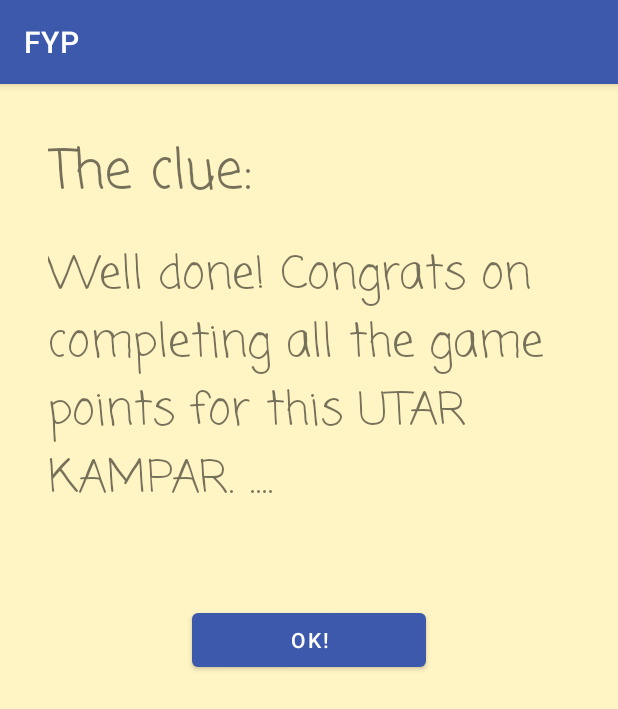
After one commit to CZSheng/FYP, an Android app: the Ending_Story_Final screen opened directly, with no data from a screen before it, on a phone screen of 412 x 824 dp. The commit adds this screen. Shown: the top 709 px of the screen. Run offline under Robolectric (Android 15) with nearby library versions, the phone set to English and light mode, and no system bars.

Commit message:
finish the data update to firebase for final game. next do the story line and the UI design.

```diff
--- a/app/src/main/AndroidManifest.xml
+++ b/app/src/main/AndroidManifest.xml
@@ -19,6 +19,9 @@
         android:supportsRtl="true"
         android:theme="@style/Theme.FYP"
         android:usesCleartextTraffic="true">
+        <activity
+            android:name=".Ending_Story_Final"
+            android:exported="false" />
         <activity
             android:name=".Finalgame_page"
             android:exported="false" />
--- /dev/null
+++ b/app/src/main/java/com/example/fyp/Ending_Story_Final.java
@@ -0,0 +1,26 @@
+package com.example.fyp;
+
+import androidx.appcompat.app.AppCompatActivity;
+
+import android.content.Intent;
+import android.os.Bundle;
+import android.view.View;
+
+public class Ending_Story_Final extends AppCompatActivity {
+
+    @Override
+    protected void onCreate(Bundle savedInstanceState) {
+        super.onCreate(savedInstanceState);
+        setContentView(R.layout.activity_ending_story_final);
+    }
+
+
+
+    public void to_home_page(View view) {
+
+        Intent intent = new Intent(Ending_Story_Final.this, Homepage.class);
+        intent.addFlags(Intent.FLAG_ACTIVITY_NEW_TASK | Intent.FLAG_ACTIVITY_CLEAR_TASK);
+        startActivity(intent);
+        finish();
+    }
+}
--- a/app/src/main/java/com/example/fyp/Setting_detail.java
+++ b/app/src/main/java/com/example/fyp/Setting_detail.java
@@ -63,9 +63,11 @@ public class Setting_detail extends AppCompatActivity {
         // 2022/6/7 add
         int point2 = 0;
         int point3 = 0;
+        int point4 = 0;
         int point1_time = 0;
         int point2_time = 0;
         int point3_time = 0;
+        int point4_time = 0;
         int total_point = 0;
         int total_time = 0;
 
@@ -87,9 +89,11 @@ public class Setting_detail extends AppCompatActivity {
             userMap.put("points", points);
             userMap.put("point2", point2);
             userMap.put("point3", point3);
+            userMap.put("point4", point4);
             userMap.put("point1_time", point1_time);
             userMap.put("point2_time", point2_time);
             userMap.put("point3_time", point3_time);
+            userMap.put("point4_time", point4_time);
             userMap.put("total_point", total_point);
             userMap.put("total_time", total_time);
 
--- /dev/null
+++ b/app/src/main/res/layout/activity_ending_story_final.xml
@@ -0,0 +1,73 @@
+<?xml version="1.0" encoding="utf-8"?>
+<ScrollView xmlns:android="http://schemas.android.com/apk/res/android"
+    xmlns:app="http://schemas.android.com/apk/res-auto"
+    xmlns:tools="http://schemas.android.com/tools"
+    android:layout_width="match_parent"
+    android:layout_height="match_parent"
+    tools:context=".Ending_Story_Final"
+    android:background="#FFFFF4C3">
+
+    <RelativeLayout
+        android:layout_width="match_parent"
+        android:layout_height="match_parent"
+        >
+
+        <TextView
+            android:id="@+id/New_User_Name"
+            android:layout_width="256dp"
+            android:layout_height="wrap_content"
+            android:layout_alignParentStart="true"
+            android:layout_alignParentLeft="true"
+            android:layout_alignParentEnd="true"
+            android:layout_alignParentRight="true"
+            android:layout_marginStart="32dp"
+            android:layout_marginLeft="32dp"
+            android:layout_marginTop="32dp"
+            android:layout_marginEnd="64dp"
+            android:layout_marginRight="64dp"
+            android:fontFamily="casual"
+            android:text="The clue:"
+            android:textSize="36dp" />
+
+        <TextView
+            android:id="@+id/Welcome_content"
+            android:layout_width="256dp"
+            android:layout_height="match_parent"
+            android:layout_below="@+id/New_User_Name"
+            android:layout_alignParentStart="true"
+            android:layout_alignParentLeft="true"
+            android:layout_alignParentEnd="true"
+            android:layout_alignParentRight="true"
+            android:layout_marginStart="32dp"
+            android:layout_marginLeft="32dp"
+            android:layout_marginTop="17dp"
+            android:layout_marginEnd="32dp"
+            android:layout_marginRight="64dp"
+            android:fontFamily="casual"
+            android:text="Well done! Congrats on completing all the game points for this UTAR KAMPAR. ...."
+            android:textSize="30dp" />
+
+
+        <Button
+            android:layout_width="wrap_content"
+            android:layout_height="wrap_content"
+            android:layout_below="@+id/Welcome_content"
+
+            android:layout_alignParentStart="true"
+            android:layout_alignParentLeft="true"
+            android:layout_alignParentEnd="true"
+            android:layout_alignParentRight="true"
+
+            android:layout_marginStart="128dp"
+
+            android:layout_marginTop="60dp"
+            android:layout_marginEnd="128dp"
+
+            android:onClick="to_home_page"
+
+            android:text="OK!" />
+
+
+    </RelativeLayout>
+
+</ScrollView>
```
Also changed, not shown: app/src/main/java/com/example/fyp/Finalgame_page.java (+99 -2 lines), app/src/main/java/com/example/fyp/Game2_page.java (+6 -2 lines), app/src/main/java/com/example/fyp/Game3_page.java (+6 -3 lines), app/src/main/java/com/example/fyp/Gamepage.java (+7 -2 lines).
